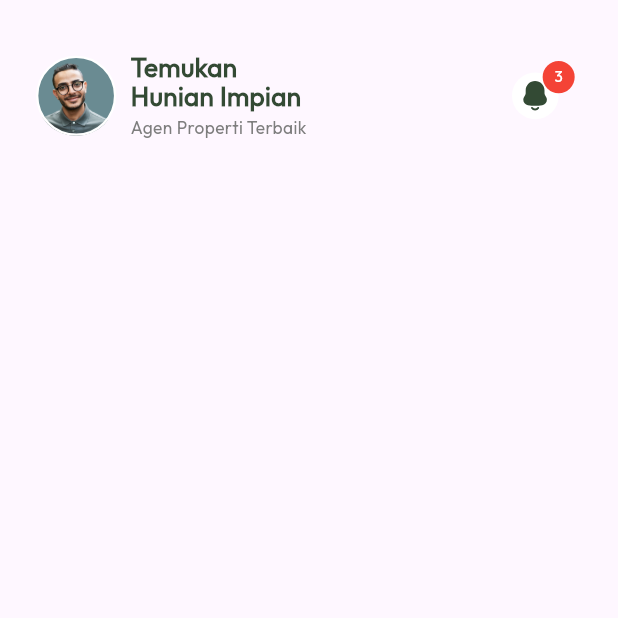
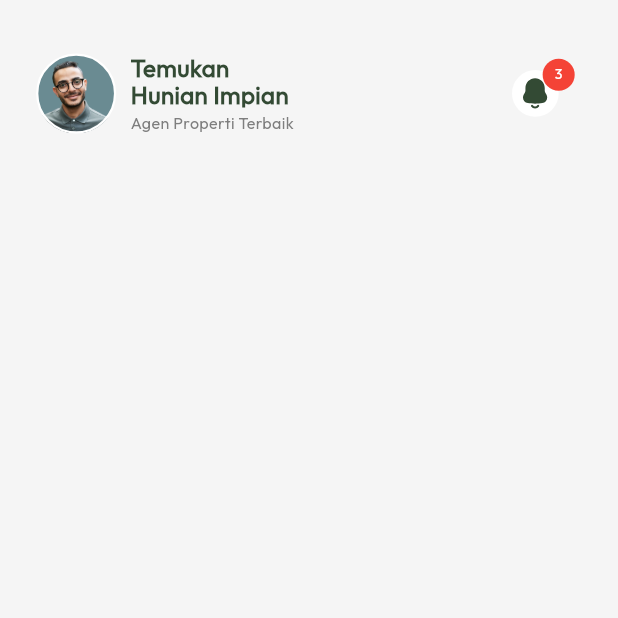
Before and after one commit to fandi0717/property_app_2, a Flutter app: the screen it shows after launch, on a phone screen of 412 x 824 dp, the top half of it. Run offline on Flutter 3.47's test engine with Material 3 defaults, Android fonts, the phone set to English and light mode, and no system bars; our stand-ins replace dartz, equatable, flutter_bloc, flutter_screenutil, flutter_svg, gap and 1 more.

Commit message:
update header section

```diff
--- a/lib/features/property/presentation/screens/components/header.dart
+++ b/lib/features/property/presentation/screens/components/header.dart
@@ -1,11 +1,8 @@
-import 'dart:math';
-
 import 'package:flutter/material.dart';
 import 'package:flutter_screenutil/flutter_screenutil.dart';
 import 'package:flutter_svg/flutter_svg.dart';
 import 'package:gap/gap.dart';
 import 'package:property_app/utils/app_constants.dart';
-import 'package:badges/badges.dart' as badges;
 
 class HeaderSection extends StatelessWidget {
   const HeaderSection({super.key});
@@ -19,26 +16,21 @@ class HeaderSection extends StatelessWidget {
     print("60 h : ${60.h}");
     // print("size : ${min(60.w, 60.h)}");
 
-    double avatarSize = min(60.w, 60.h);
-    double containerIconSize = min(35.w, 35.h);
-    double iconNotifSize = min(20.w, 20.h);
-    double containerBadges = min(24.w, 24.h);
-
-    return Container(
+    return SizedBox(
         width: 378.w,
-        // height: 60.h,
+        height: 60.h,
         child: Row(
           mainAxisAlignment: MainAxisAlignment.spaceBetween,
           children: [
             // avatar and text
-            Container(
+            SizedBox(
               width: 313.5.w,
-              // height: 60.h,
+              height: 60.h,
               child: Row(children: [
                 // avatar
                 Container(
-                  width: avatarSize,
-                  height: avatarSize,
+                  width: 60.r,
+                  height: 60.r,
                   decoration: BoxDecoration(
                       shape: BoxShape.circle,
                       // borderRadius: BorderRadius.circular(300.r),
@@ -56,17 +48,17 @@ class HeaderSection extends StatelessWidget {
                 Gap(10.w),
 
                 // text
-                Container(
+                SizedBox(
                   width: 234.w,
-                  // height: 59.h,
+                  height: 59.h,
                   child: Column(
                     // mainAxisSize: MainAxisSize.min,
                     crossAxisAlignment: CrossAxisAlignment.start,
                     children: [
                       // text span
-                      Container(
+                      SizedBox(
                         width: 234.w,
-                        // height: 40.h,
+                        height: 40.h,
                         child: Text.rich(TextSpan(
                             text: 'Temukan',
                             style: TextStyle(
@@ -98,9 +90,9 @@ class HeaderSection extends StatelessWidget {
                       Gap(4.h),
 
                       // text biasa
-                      Container(
+                      SizedBox(
                         width: 234.w,
-                        // height: 15.h,
+                        height: 15.h,
                         child: Text(
                           'Agen Properti Terbaik',
                           style: TextStyle(
@@ -118,7 +110,7 @@ class HeaderSection extends StatelessWidget {
             ),
 
             // icon badge
-            Container(
+            SizedBox(
               width: (378 - 313.5).w,
               height: 60.h,
               child: Stack(
@@ -126,29 +118,28 @@ class HeaderSection extends StatelessWidget {
                   Align(
                     alignment: Alignment.center,
                     child: Container(
-                      width: containerIconSize,
-                      height: containerIconSize,
-                      padding: EdgeInsets.symmetric(
-                          vertical: 4.17.h, horizontal: 4.17.w),
-                      decoration: BoxDecoration(
+                      width: 35.r,
+                      height: 35.r,
+                      padding: EdgeInsets.all(4.17.r),
+                      decoration: const BoxDecoration(
                         shape: BoxShape.circle,
                         color: Colors.white,
                       ),
                       child: SvgPicture.asset(
                           '${AppConstants.ICON_UTILS}notification.svg',
-                          width: iconNotifSize,
-                          height: iconNotifSize),
+                          width: 20.r,
+                          height: 20.r),
                     ),
                   ),
                   Positioned(
                     right: 5.w,
                     top: 4.h,
                     child: Container(
-                        width: containerBadges,
-                        height: containerBadges,
+                        width: 24.r,
+                        height: 24.r,
                         padding: EdgeInsets.symmetric(
                             vertical: 2.h, horizontal: 4.w),
-                        decoration: BoxDecoration(
+                        decoration: const BoxDecoration(
                             shape: BoxShape.circle, color: Colors.red),
                         child: Center(
                           child: Text(
--- a/lib/features/property/presentation/screens/property_screen.dart
+++ b/lib/features/property/presentation/screens/property_screen.dart
@@ -1,7 +1,6 @@
 // ignore_for_file: public_member_api_docs, sort_constructors_first
 import 'package:flutter/material.dart';
 import 'package:flutter_bloc/flutter_bloc.dart';
-import 'package:flutter_screenutil/flutter_screenutil.dart';
 import 'package:property_app/features/property/presentation/screens/components/header.dart';
 import 'package:property_app/features/property/presentation/widgets/base_screen.dart';
 
@@ -79,6 +78,7 @@ class HomeScreen extends StatelessWidget {
     // context.su();
     return const SafeArea(
       child: Scaffold(
+        backgroundColor: Color.fromRGBO(245, 245, 245, 1),
         body: BaseScreen(
             child: Column(
           children: [HeaderSection()],
--- a/lib/main.dart
+++ b/lib/main.dart
@@ -21,7 +21,7 @@ class MainApp extends StatelessWidget {
     return ScreenUtilInit(
       designSize: const Size(428, 926),
       // ensureScreenSize: true,
-      // minTextAdapt: true,
+      minTextAdapt: true,
       // splitScreenMode: true,
       builder: (context, child) {
         return const MaterialApp(
```
